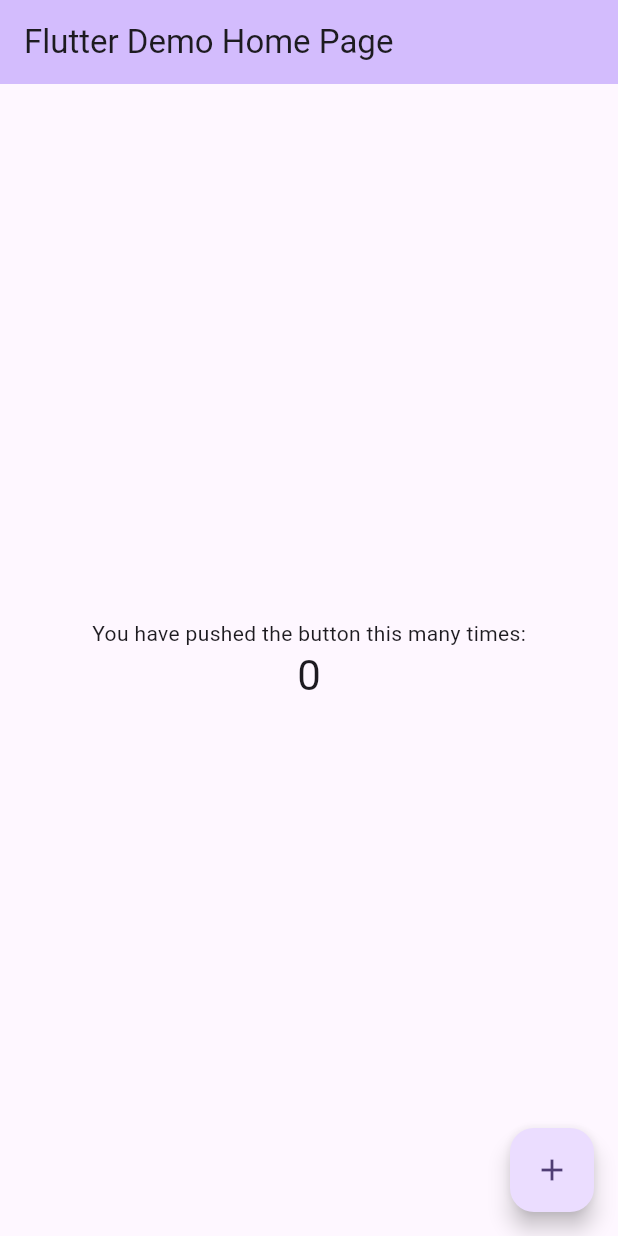
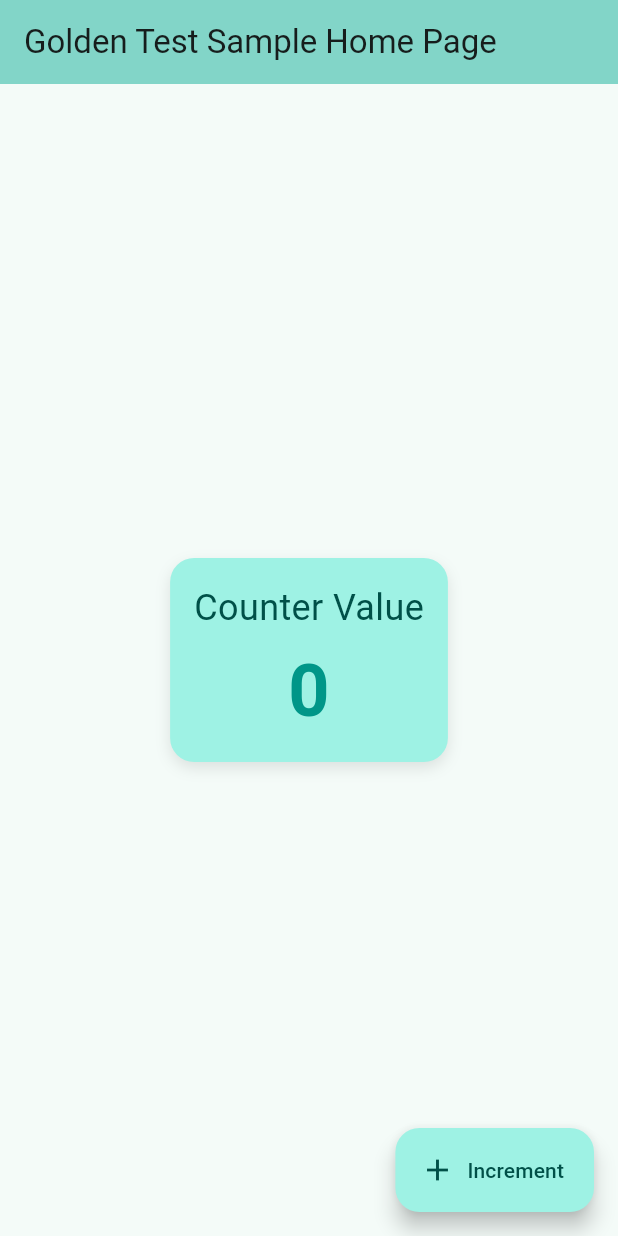
Before and after one commit to Koichi5/cursor_agent_sample, a Flutter app: the screen it shows after launch, on a phone screen of 412 x 824 dp. Run offline on Flutter 3.47's test engine with Material 3 defaults, Android fonts, the phone set to English and light mode, and no system bars.

Commit message:
feat: Update counter UI design with modern style

```diff
--- a/lib/main.dart
+++ b/lib/main.dart
@@ -11,7 +11,7 @@ class MyApp extends StatelessWidget {
   @override
   Widget build(BuildContext context) {
     return MaterialApp(
-      title: 'Flutter Demo',
+      title: 'Golden Test Sample',
       theme: ThemeData(
         // This is the theme of your application.
         //
@@ -28,9 +28,20 @@ class MyApp extends StatelessWidget {
         //
         // This works for code too, not just values: Most code changes can be
         // tested with just a hot reload.
-        colorScheme: ColorScheme.fromSeed(seedColor: Colors.deepPurple),
+        colorScheme: ColorScheme.fromSeed(
+          seedColor: Colors.teal,
+          brightness: Brightness.light,
+        ),
+        useMaterial3: true,
+        textTheme: const TextTheme(
+          headlineMedium: TextStyle(
+            fontSize: 48,
+            fontWeight: FontWeight.bold,
+            color: Colors.teal,
+          ),
+        ),
       ),
-      home: const MyHomePage(title: 'Flutter Demo Home Page'),
+      home: const MyHomePage(title: 'Golden Test Sample Home Page'),
     );
   }
 }
@@ -104,18 +115,44 @@ class _MyHomePageState extends State<MyHomePage> {
           // wireframe for each widget.
           mainAxisAlignment: MainAxisAlignment.center,
           children: <Widget>[
-            const Text('You have pushed the button this many times:'),
-            Text(
-              '$_counter',
-              style: Theme.of(context).textTheme.headlineMedium,
+            Container(
+              padding: const EdgeInsets.all(16.0),
+              decoration: BoxDecoration(
+                color: Theme.of(context).colorScheme.primaryContainer,
+                borderRadius: BorderRadius.circular(16.0),
+                boxShadow: [
+                  BoxShadow(
+                    color: Colors.black.withOpacity(0.1),
+                    blurRadius: 8,
+                    offset: const Offset(0, 4),
+                  ),
+                ],
+              ),
+              child: Column(
+                children: [
+                  Text(
+                    'Counter Value',
+                    style: TextStyle(
+                      fontSize: 24,
+                      color: Theme.of(context).colorScheme.onPrimaryContainer,
+                    ),
+                  ),
+                  const SizedBox(height: 8),
+                  Text(
+                    '$_counter',
+                    style: Theme.of(context).textTheme.headlineMedium,
+                  ),
+                ],
+              ),
             ),
           ],
         ),
       ),
-      floatingActionButton: FloatingActionButton(
+      floatingActionButton: FloatingActionButton.extended(
         onPressed: _incrementCounter,
         tooltip: 'Increment',
-        child: const Icon(Icons.add),
+        icon: const Icon(Icons.add),
+        label: const Text('Increment'),
       ), // This trailing comma makes auto-formatting nicer for build methods.
     );
   }
```
Also changed, not shown: 5 other files.
